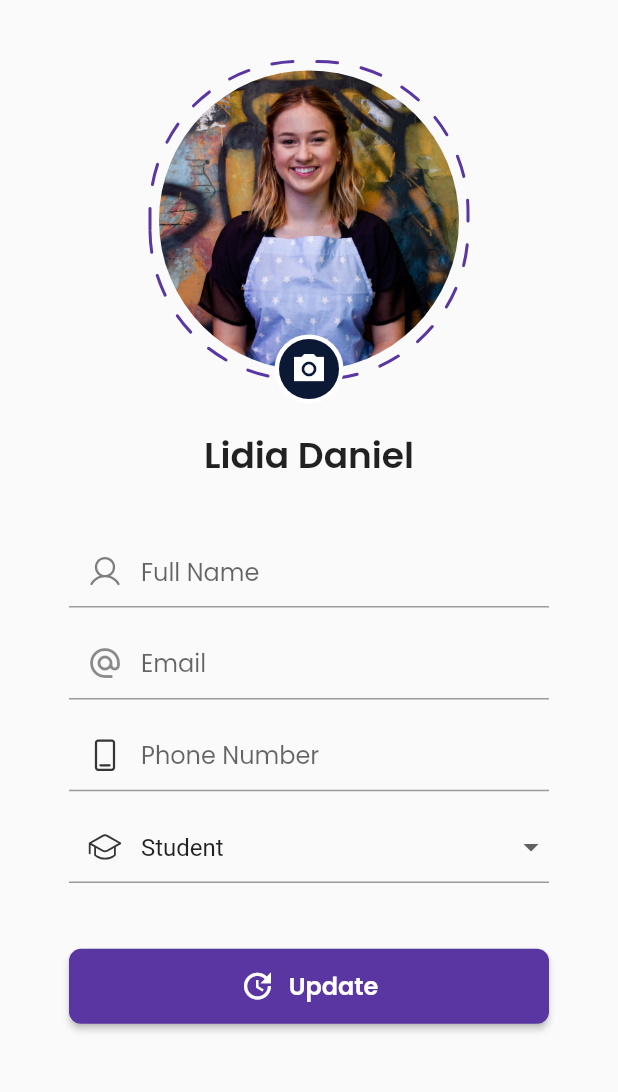
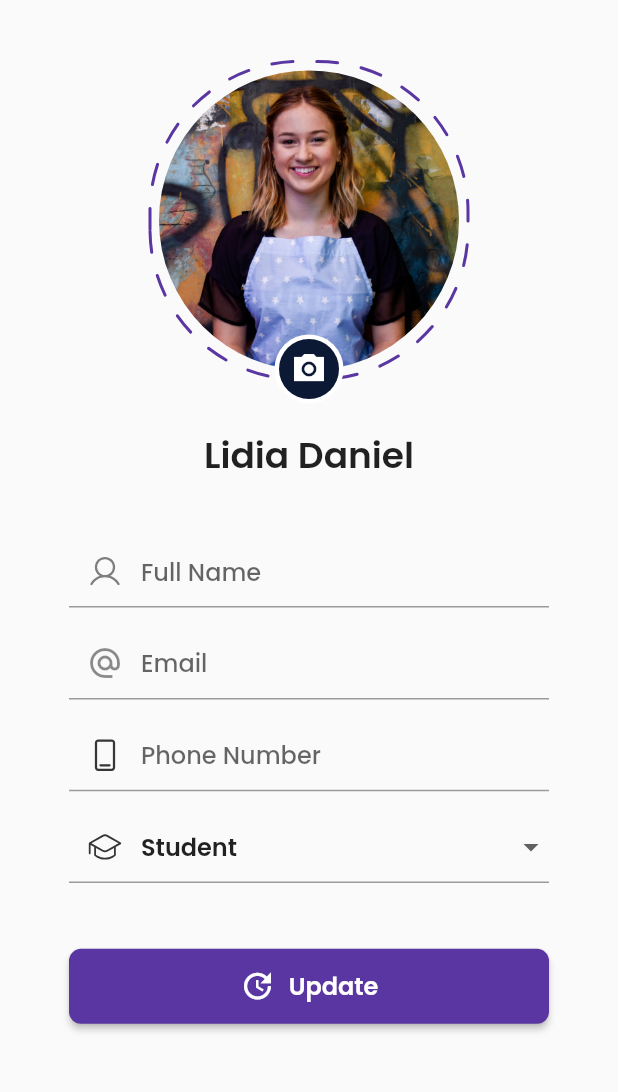
Before and after one commit to Eyob14/A2SV_Hackathon, a Flutter app: the screen it shows after launch, after a tap on the "edit" icon, on a phone screen of 412 x 824 dp, the part 57-1149 px from its top. Run offline on Flutter 3.47's test engine with Material 2 defaults, Android fonts, the phone set to English and light mode, and no system bars; drawn by our look-alikes of dotted_border; our stand-ins replace dartz, equatable, flutter_secure_storage, flutter_svg, go_router, google_fonts and 1 more; project files that could hold a hidden picture were left out.

Commit message:
profile complete

```diff
--- a/school_hive/lib/features/profile/presentation/pages/edit_profile_page.dart
+++ b/school_hive/lib/features/profile/presentation/pages/edit_profile_page.dart
@@ -14,7 +14,6 @@ class EditProfilePage extends StatelessWidget {
   final _fullNameController = TextEditingController();
   final _phoneController = TextEditingController();
   final _bioController = TextEditingController();
-  final _formKey = GlobalKey<FormState>();
 
   @override
   Widget build(BuildContext context) {
@@ -124,7 +123,6 @@ class EditProfilePage extends StatelessWidget {
                 ),
                 verticalSpacing(32),
                 Form(
-                  key: _formKey,
                   child: Column(
                     children: [
                       SizedBox(
@@ -132,10 +130,17 @@ class EditProfilePage extends StatelessWidget {
                         child: TextField(
                           controller: _fullNameController,
                           keyboardType: TextInputType.name,
+                          style: TextStyle(
+                            fontSize: 16,
+                            fontWeight: FontWeight.w600,
+                            fontFamily: GoogleFonts.poppins().fontFamily,
+                          ),
                           decoration: InputDecoration(
                             hintText: 'Full Name',
                             hintStyle: TextStyle(
-                                fontFamily: GoogleFonts.poppins().fontFamily),
+                              fontFamily: GoogleFonts.poppins().fontFamily,
+                              fontWeight: FontWeight.w500,
+                            ),
                             border: const UnderlineInputBorder(
                               borderSide: BorderSide(color: Colors.black87),
                             ),
@@ -152,10 +157,17 @@ class EditProfilePage extends StatelessWidget {
                         child: TextField(
                           controller: _emailController,
                           keyboardType: TextInputType.emailAddress,
+                          style: TextStyle(
+                            fontSize: 16,
+                            fontWeight: FontWeight.w600,
+                            fontFamily: GoogleFonts.poppins().fontFamily,
+                          ),
                           decoration: InputDecoration(
                             hintText: 'Email',
                             hintStyle: TextStyle(
-                                fontFamily: GoogleFonts.poppins().fontFamily),
+                              fontWeight: FontWeight.w500,
+                              fontFamily: GoogleFonts.poppins().fontFamily,
+                            ),
                             border: const UnderlineInputBorder(
                               borderSide: BorderSide(color: Colors.black87),
                             ),
@@ -169,10 +181,17 @@ class EditProfilePage extends StatelessWidget {
                         child: TextField(
                           controller: _phoneController,
                           keyboardType: TextInputType.phone,
+                          style: TextStyle(
+                            fontSize: 16,
+                            fontWeight: FontWeight.w600,
+                            fontFamily: GoogleFonts.poppins().fontFamily,
+                          ),
                           decoration: InputDecoration(
                             hintText: 'Phone Number',
                             hintStyle: TextStyle(
-                                fontFamily: GoogleFonts.poppins().fontFamily),
+                              fontWeight: FontWeight.w500,
+                              fontFamily: GoogleFonts.poppins().fontFamily,
+                            ),
                             border: const UnderlineInputBorder(
                               borderSide: BorderSide(color: Colors.black87),
                             ),
@@ -197,6 +216,12 @@ class EditProfilePage extends StatelessWidget {
                                         value: item,
                                         child: Text(
                                           item,
+                                          style: TextStyle(
+                                            fontSize: 16,
+                                            fontWeight: FontWeight.w600,
+                                            fontFamily: GoogleFonts.poppins()
+                                                .fontFamily,
+                                          ),
                                         ),
                                       ))
                               .toList(),
@@ -206,6 +231,7 @@ class EditProfilePage extends StatelessWidget {
                           decoration: InputDecoration(
                             hintText: 'Education status',
                             hintStyle: TextStyle(
+                                fontWeight: FontWeight.w500,
                                 fontFamily: GoogleFonts.poppins().fontFamily),
                             border: const UnderlineInputBorder(
                               borderSide: BorderSide(color: Colors.black87),
--- a/school_hive/lib/features/profile/presentation/pages/profile_page.dart
+++ b/school_hive/lib/features/profile/presentation/pages/profile_page.dart
@@ -14,8 +14,6 @@ class ProfilePage extends StatelessWidget {
   final _emailController = TextEditingController();
   final _phoneController = TextEditingController();
   final _educationStatusController = TextEditingController();
-  final _formKey = GlobalKey<FormState>();
-
   @override
   Widget build(BuildContext context) {
     SizeConfig().init(context);
@@ -132,17 +130,23 @@ class ProfilePage extends StatelessWidget {
                 ),
                 verticalSpacing(32),
                 Form(
-                  key: _formKey,
                   child: Column(
                     children: [
                       SizedBox(
                         width: 320,
                         child: TextField(
                           controller: _emailController,
+                          style: TextStyle(
+                            fontSize: 16,
+                            fontWeight: FontWeight.w600,
+                            fontFamily: GoogleFonts.poppins().fontFamily,
+                          ),
                           decoration: InputDecoration(
                             hintText: 'Email',
                             hintStyle: TextStyle(
-                                fontFamily: GoogleFonts.poppins().fontFamily),
+                              fontFamily: GoogleFonts.poppins().fontFamily,
+                              fontWeight: FontWeight.w500,
+                            ),
                             border: const UnderlineInputBorder(
                               borderSide: BorderSide(color: Colors.black87),
                             ),
@@ -155,10 +159,17 @@ class ProfilePage extends StatelessWidget {
                         width: 320,
                         child: TextField(
                           controller: _phoneController,
+                          style: TextStyle(
+                            fontSize: 16,
+                            fontWeight: FontWeight.w600,
+                            fontFamily: GoogleFonts.poppins().fontFamily,
+                          ),
                           decoration: InputDecoration(
                             hintText: 'Phone Number',
                             hintStyle: TextStyle(
-                                fontFamily: GoogleFonts.poppins().fontFamily),
+                              fontFamily: GoogleFonts.poppins().fontFamily,
+                              fontWeight: FontWeight.w500,
+                            ),
                             border: const UnderlineInputBorder(
                               borderSide: BorderSide(color: Colors.black87),
                             ),
@@ -174,10 +185,17 @@ class ProfilePage extends StatelessWidget {
                         width: 320,
                         child: TextField(
                           controller: _educationStatusController,
+                          style: TextStyle(
+                            fontSize: 16,
+                            fontWeight: FontWeight.w600,
+                            fontFamily: GoogleFonts.poppins().fontFamily,
+                          ),
                           decoration: InputDecoration(
                             hintText: 'Education status',
                             hintStyle: TextStyle(
-                                fontFamily: GoogleFonts.poppins().fontFamily),
+                              fontFamily: GoogleFonts.poppins().fontFamily,
+                              fontWeight: FontWeight.w500,
+                            ),
                             border: const UnderlineInputBorder(
                               borderSide: BorderSide(color: Colors.black87),
                             ),
```
